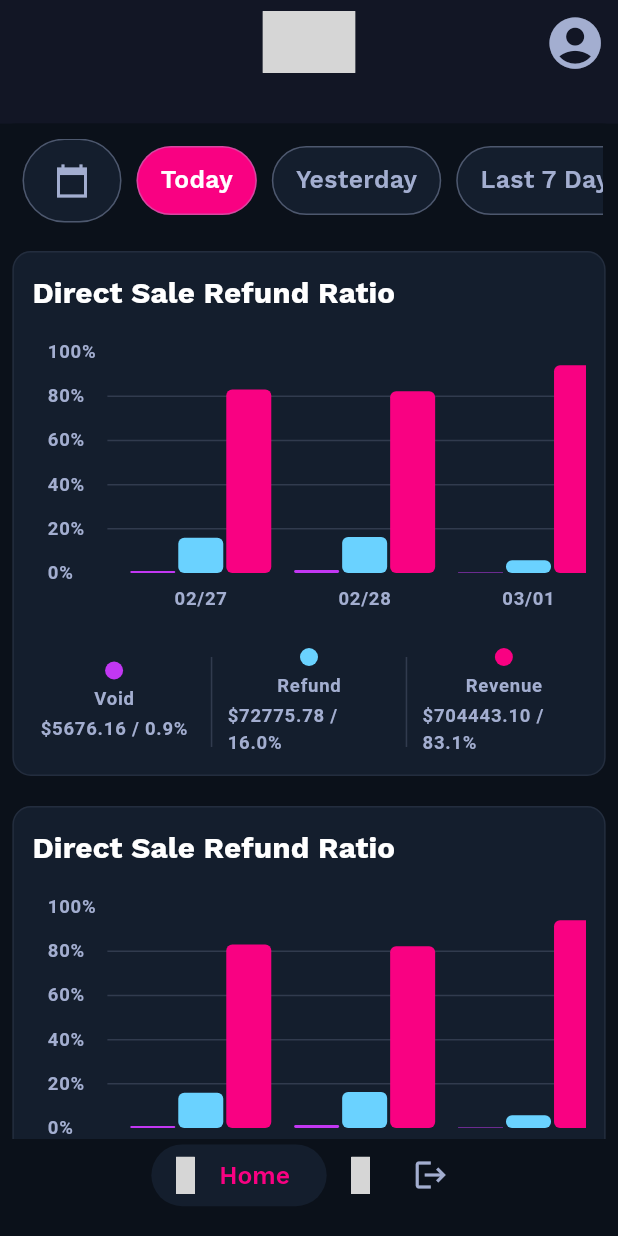
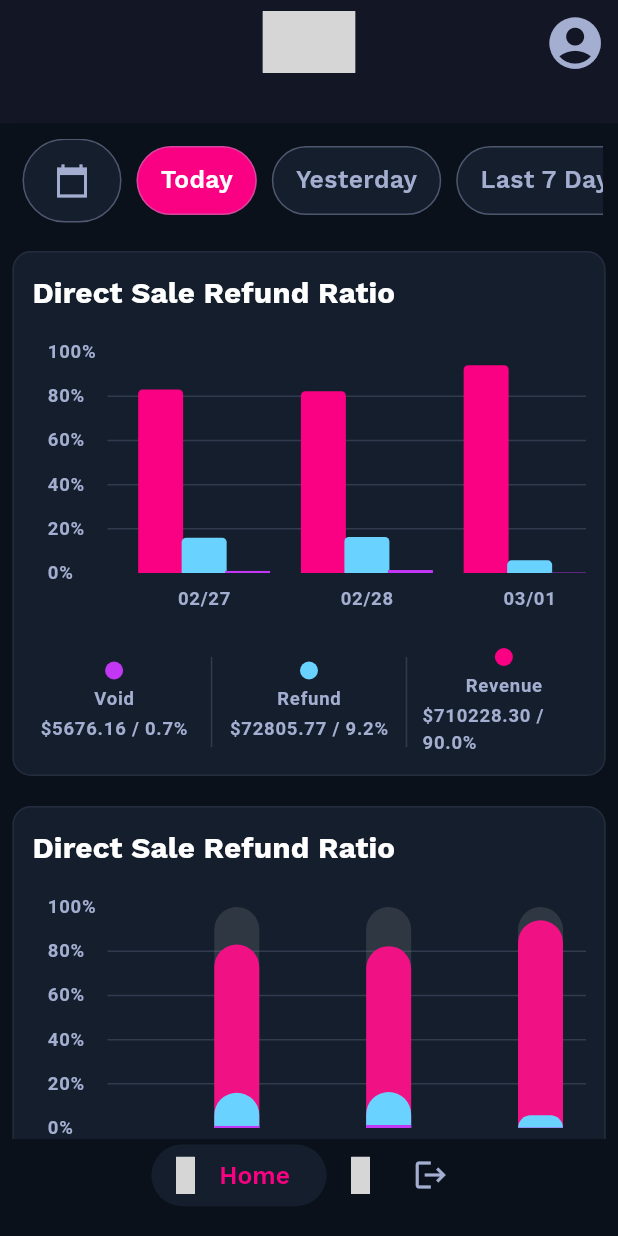
Before and after one commit to BalaMuruganSoftsuave/phoenix, a Flutter app: the screen it shows after launch, scrolled down 2880 dp, on a phone screen of 412 x 824 dp. Run offline on Flutter 3.47's test engine with Material 3 defaults, Android fonts, the phone set to English and light mode, and no system bars; drawn by our look-alikes of fl_chart; our stand-ins replace dio, easy_localization, flutter_bloc, flutter_svg, google_fonts; project files that could hold a hidden picture were left out; grey boxes are pictures that could not be loaded.

Commit message:
chart changes

```diff
--- a/lib/screens/dashboard/dashboard_screen.dart
+++ b/lib/screens/dashboard/dashboard_screen.dart
@@ -158,8 +158,8 @@ class HomeScreen extends StatelessWidget {
      {
        "Void": 59.98,
        "Range": "03/05",
-       "Refund": 1499.52,
-       "Revenue": 16007.9
+       "Refund": 1529.51,
+       "Revenue": 21793.1
      }
    ];
 
@@ -282,13 +282,13 @@ class HomeScreen extends StatelessWidget {
 
                       SizedBox(
                           height: 350,
-                          child: BarChartWidget(chartData: processedData, barRadius: 10, barSpace:-1, title: TextHelper.directSaleRefundRatio,)
+                          child: BarChartWidget(chartData: processedData, barRadius: 3, barSpace:-1, title: TextHelper.directSaleRefundRatio,)
                       ),
                       SizedBox(height: 20),
 
                       SizedBox(
                           height: 350,
-                          child: BarChartWidget(chartData: processedData, barRadius: 33, barSpace: -33, title: TextHelper.directSaleRefundRatio,)
+                          child: BarChartWidget(chartData: processedData, barRadius: 30, barSpace: -30, title: TextHelper.directSaleRefundRatio,showBackDraw: true,)
                       ),
                     ],
                   ),
--- a/lib/widgets/charts/refund_ratio_chart.dart
+++ b/lib/widgets/charts/refund_ratio_chart.dart
@@ -14,9 +14,15 @@ class BarChartWidget extends StatelessWidget {
   final double barRadius;
   final double barSpace;
   final String title;
+  final bool showBackDraw;
 
-
-    BarChartWidget({super.key, required this.chartData,required this.barRadius, required this.barSpace, required this.title});
+  BarChartWidget(
+      {super.key,
+        this.showBackDraw=false,
+      required this.chartData,
+      required this.barRadius,
+      required this.barSpace,
+      required this.title});
   //
   // BarChartGroupData generateGroupData(
   //     int x, ChartData data, BuildContext context) {
@@ -86,13 +92,12 @@ class BarChartWidget extends StatelessWidget {
       ),
     );
   }
+
   /// ✅ **Hide Tooltip When User Taps Elsewhere**
   void _hideTooltip() {
     _overlayEntry?.remove();
     _overlayEntry = null;
   }
-
-
 
   OverlayEntry? _overlayEntry;
   final LayerLink _layerLink = LayerLink();
@@ -135,25 +140,32 @@ class BarChartWidget extends StatelessWidget {
 
   @override
   Widget build(BuildContext context) {
-    // double totalRevenue = chartData
-    // double totalRefund = chartData.fold(0, (sum, item) => sum + item.refundValue);
-    // double totalVoid = chartData.fold(0, (sum, item) => sum + item.voidValue);
-    //
-    // // Calculate percentages correctly
-    // double total = totalRevenue + totalRefund + totalVoid;
-    // double totalPercentageRevenue = (total > 0) ? (totalRevenue / total) * 100 : 0;
-    // double totalPercentageRefund = (total > 0) ? (totalRefund / total) * 100 : 0;
-    // double totalPercentageVoid = (total > 0) ? (totalVoid / total) * 100 : 0;
+// Calculate the grand total of all values
+    double grandTotal = chartData.fold(
+        0, (sum, data) => sum + data.values.values.fold(0, (s, v) => s + v));
+
+// Calculate the total sum for each category
+    Map<String, double> totalSums = {};
+
+// Loop through all chartData entries
+    for (var data in chartData) {
+      data.values.forEach((key, value) {
+        totalSums[key] = (totalSums[key] ?? 0) + value;
+      });
+    }
+
+// Compute total percentage contribution for each category
+    Map<String, double> totalPercentages = {
+      for (var key in totalSums.keys)
+        key: (grandTotal > 0) ? (totalSums[key]! / grandTotal) * 100 : 0,
+    };
 
     return Container(
-
-      padding:  EdgeInsets.all(Responsive.padding(context, 3)),
+      padding: EdgeInsets.all(Responsive.padding(context, 3)),
       decoration: BoxDecoration(
           color: AppColors.darkBg2,
           borderRadius: BorderRadius.circular(Responsive.padding(context, 3)),
-          border: Border.all(color: AppColors.grey2)
-      ),
-
+          border: Border.all(color: AppColors.grey2)),
       child: Column(
         mainAxisSize: MainAxisSize.min,
         crossAxisAlignment: CrossAxisAlignment.start, // Aligns text to the left
@@ -173,13 +185,14 @@ class BarChartWidget extends StatelessWidget {
           ),
           Expanded(
             child: SizedBox(
-              height: Responsive.screenH(context,25),
+              height: Responsive.screenH(context, 25),
               child: SingleChildScrollView(
-                scrollDirection: Axis.horizontal, // Enables horizontal scrolling
+                scrollDirection:
+                    Axis.horizontal, // Enables horizontal scrolling
 
                 child: Container(
-                  width:
-                      chartData.length * 120, // Ensures enough space for scrolling
+                  width: chartData.length *
+                      120, // Ensures enough space for scrolling
                   padding: const EdgeInsets.only(left: 10, right: 10),
 
                   child: CompositedTransformTarget(
@@ -198,20 +211,22 @@ class BarChartWidget extends StatelessWidget {
                             sideTitles: SideTitles(
                               showTitles: true,
                               getTitlesWidget: leftTitles,
-                              reservedSize: 40, // Ensures enough space for numbers
-                              interval: 20, // Show labels at 0, 20, 40, 60, 80, 100
+                              reservedSize:
+                                  40, // Ensures enough space for numbers
+                              interval:
+                                  20, // Show labels at 0, 20, 40, 60, 80, 100
                             ),
                           ),
                           rightTitles: const AxisTitles(),
                           topTitles: AxisTitles(
                             sideTitles: SideTitles(
                               showTitles: true,
-                            reservedSize: 6, // Adds space at the top to prevent clipping
+                              reservedSize:
+                                  6, // Adds space at the top to prevent clipping
                             ),
                           ),
                         ),
                         barTouchData: BarTouchData(
-
                             enabled: true,
                             handleBuiltInTouches: true,
                             // touchCallback: (FlTouchEvent event, BarTouchResponse? barTouchResponse) {
@@ -238,32 +253,55 @@ class BarChartWidget extends StatelessWidget {
                               maxContentWidth: 500,
                               tooltipRoundedRadius: 10,
 
-                            tooltipPadding: const EdgeInsets.symmetric(horizontal: 16, vertical: 8), // Wider padding
-                            tooltipMargin: 12, // Adds extra margin for spacing
+                              tooltipPadding: const EdgeInsets.symmetric(
+                                  horizontal: 16, vertical: 8), // Wider padding
+                              tooltipMargin:
+                                  12, // Adds extra margin for spacing
                               fitInsideHorizontally: true,
                               fitInsideVertically: true,
-                            getTooltipColor: (group)=> AppColors.darkBg2,
+                              getTooltipColor: (group) => AppColors.darkBg2,
                               // Background color for tooltip
-                              getTooltipItem: (group, groupIndex, rod, rodIndex) {
-                                if (groupIndex < 0 || groupIndex >= chartData.length) return null;
+                              getTooltipItem:
+                                  (group, groupIndex, rod, rodIndex) {
+                                if (groupIndex < 0 ||
+                                    groupIndex >= chartData.length) return null;
 
                                 ChartData data = chartData[groupIndex];
 
                                 List<TextSpan> textSpans = [];
 
                                 data.values.forEach((label, value) {
+                                  double percentage =
+                                      data.percentages[label] ?? 0;
+
                                   Color color = getColorForLabel(label);
 
                                   textSpans.add(
                                     TextSpan(
                                       text: '$label: ',
-                                      style: TextStyle(fontSize: 12, color: Colors.white, fontWeight: FontWeight.bold),
+                                      style: TextStyle(
+                                          fontSize: 12,
+                                          color: Colors.white,
+                                          fontWeight: FontWeight.bold),
                                     ),
                                   );
                                   textSpans.add(
                                     TextSpan(
                                       text: '\$${value.toStringAsFixed(2)}\n',
-                                      style: TextStyle(fontSize: 12, color: color, fontWeight: FontWeight.bold),
+                                      style: TextStyle(
+                                          fontSize: 12,
+                                          color: color,
+                                          fontWeight: FontWeight.bold),
+                                    ),
+                                  );
+                                  textSpans.add(
+                                    TextSpan(
+                                      text:
+                                          '(${percentage.toStringAsFixed(1)}%)\n',
+                                      style: TextStyle(
+                                          fontSize: 12,
+                                          color: Colors.grey[300],
+                                          fontWeight: FontWeight.bold),
                                     ),
                                   );
                                 });
@@ -271,16 +309,15 @@ class BarChartWidget extends StatelessWidget {
                                 return BarTooltipItem(
                                   textAlign: TextAlign.start,
                                   '', // Empty title
-                                  TextStyle(fontSize: 12, color: Colors.white, fontWeight: FontWeight.bold),
-                                  children: textSpans, // Show all values in a single tooltip
+                                  TextStyle(
+                                      fontSize: 12,
+                                      color: Colors.white,
+                                      fontWeight: FontWeight.bold),
+                                  children:
+                                      textSpans, // Show all values in a single tooltip
                                 );
                               },
-
-                          )
-    ),
-
-
-
+                            )),
 
                         borderData: FlBorderData(show: false),
                         gridData: FlGridData(
@@ -292,48 +329,50 @@ class BarChartWidget extends StatelessWidget {
                             return FlLine(
                               color: AppColors.lines,
                               strokeWidth: 1, // Thin but visible
-                              dashArray: null, // Ensures solid line (not dotted)
+                              dashArray:
+                                  null, // Ensures solid line (not dotted)
                             );
                           },
                         ),
-                        barGroups: List.generate(
-                          chartData.length,
-                              (index) {
-                            ChartData data = chartData[index]; // Get data for each range
+                        barGroups: chartData.asMap().entries.map((entry) {
+                          int index = entry.key;
+                          ChartData data = entry.value;
+
+                          List<MapEntry<String, double>> sortedEntries = data.percentages.entries.toList().reversed.toList();
+
                           return BarChartGroupData(
                             x: index,
-                              barRods: data.values.entries.map((entry) {
-                                String key = entry.key;
-                                double value = entry.value;
-                                double percentage = data.percentages[key] ?? 0; // Get percentage
+                            barsSpace: barSpace,
+                            barRods: List.generate(sortedEntries.length, (i) {
+                              final entry = sortedEntries[i];
+                              bool isBottomBar = (i == sortedEntries.length-1); // Bottom-most bar (Revenue)
 
                               return BarChartRodData(
-                                  toY: percentage, // Bar height
-                                  color: getColorForLabel(key), // Get color dynamically
-                                  width: 30, // Bar width
-                                  borderRadius: BorderRadius.circular(4),
-                                  // backDrawRodData: BackgroundBarChartRodData(
-                                  //   show: true,
-                                  //   toY: chartData.map((e) => e.values[key] ?? 0).reduce((a, b) => a > b ? a : b), // Set max height for background
-                                  //   color: Colors.grey.withValues(alpha: 0.2),
-                                  // ),
-                                  // // Add percentage label
-                                  // rodStackItems: [
-                                  //   BarChartRodStackItem(
-                                  //     0,
-                                  //     value,
-                                  //     getColorForLabel(key),
-                                  //     BorderSide(
-                                  //       color: Colors.black.withValues(alpha: 0.6),
-                                  //       width: 1,
-                                  //     ),
-                                  //   ),
-                                  // ],
+                                backDrawRodData:( !isBottomBar && showBackDraw)// Apply background only to bottom-most bar
+                                    ? BackgroundBarChartRodData(
+                                  show: true,
+                                  toY: 100, // Full bar height for reference
+                                  color: Colors.grey.withValues(alpha: 0.1), // Subtle background
+                                )
+                                    : BackgroundBarChartRodData(show: false), // Disable for other bars
+                                toY: entry.value, // Ensures bars start from the x-axis
+                                color: getColorForLabel(entry.key),
+                                width: 30,
+                                borderRadius: isBottomBar
+                                    ? BorderRadius.only(
+                                  topLeft: Radius.circular(0),
+                                    topRight: Radius.circular(0),
+
+                              ):BorderRadius.only(
+                              topLeft: Radius.circular(barRadius),
+                              topRight: Radius.circular(barRadius),
+                              ), // Keep top bars flat for stacking
+                              );
+                            }),
                           );
                         }).toList(),
-                            );
-                          },
-                        ),
+
+
                         // groupsSpace: 50,
                         maxY: 100,
                       ),
@@ -344,16 +383,28 @@ class BarChartWidget extends StatelessWidget {
             ),
           ),
           const SizedBox(height: 10),
+
           Row(
             mainAxisAlignment: MainAxisAlignment.center,
             children: [
               for (int i = 0; i < chartData[0].values.keys.length; i++) ...[
                 Expanded(
                   child: LegendWidget(
-                    color: getColorForLabel(chartData[0].values.keys.elementAt(i)), // Get corresponding color
+                    color: getColorForLabel(chartData[0]
+                        .values
+                        .keys
+                        .elementAt(i)), // Get corresponding color
                     text: chartData[0].values.keys.elementAt(i), // Legend text
-                    amount: chartData.fold(0, (sum, data) => sum + (data.values[chartData[0].values.keys.elementAt(i)] ?? 0)), // Get total amount dynamically
-                    percentage: chartData[0].percentages[chartData[0].values.keys.elementAt(i)] ?? 0, // Use **direct percentage** from chartData[0]
+                    amount: chartData.fold(
+                        0,
+                        (sum, data) =>
+                            sum +
+                            (data.values[
+                                    chartData[0].values.keys.elementAt(i)] ??
+                                0)), // Get total amount dynamically
+                    percentage:
+                        totalPercentages[totalPercentages.keys.elementAt(i)] ??
+                            0, // Use **total percentage** from all data
                   ),
                 ),
 
@@ -363,7 +414,8 @@ class BarChartWidget extends StatelessWidget {
                     width: 1, // Divider thickness
                     height: 60, // Adjust height as needed
                     color: AppColors.lines, // Adjust color as needed
-                    margin: EdgeInsets.symmetric(horizontal: 10), // Space around divider
+                    margin: EdgeInsets.symmetric(
+                        horizontal: 10), // Space around divider
                   ),
               ],
             ],
```
Also changed, not shown: lib/models/bar_chart_model.dart (+4 -7 lines). Lines whose indentation alone changed are shown as unchanged.
